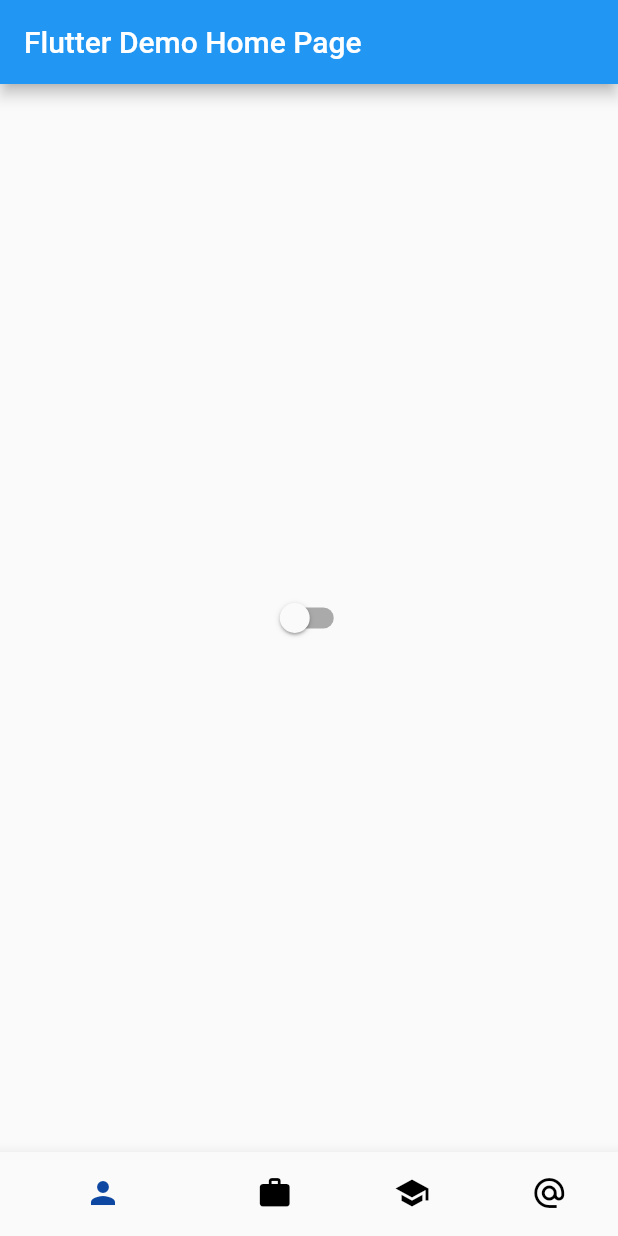
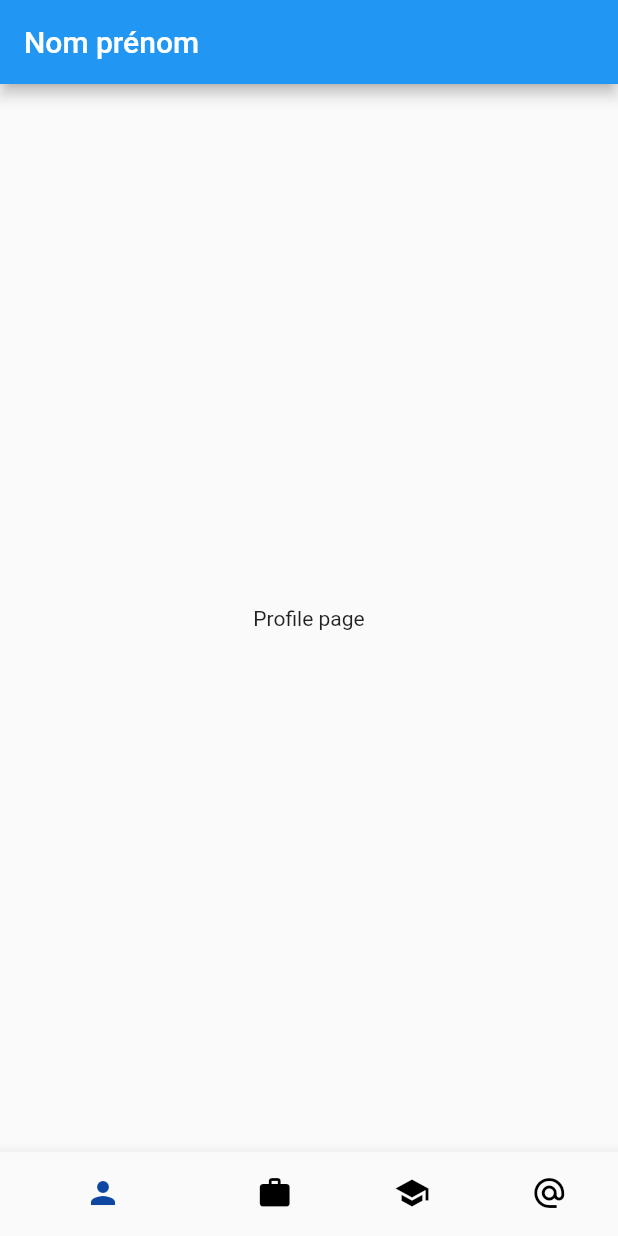
Before and after one commit to AlexScotte/CVFlutter, a Flutter app: the screen it shows after launch, on a phone screen of 412 x 824 dp. Run offline on Flutter 3.47's test engine with Material 2 defaults, Android fonts, the phone set to English and light mode, and no system bars.

Commit message:
- Move home page from folder - Add new simple navigation pages - Add interaction between navigation pages and nav bar

```diff
--- a/lib/main.dart
+++ b/lib/main.dart
@@ -1,7 +1,7 @@
 import 'package:flutter/material.dart';
 import 'package:provider/provider.dart';
 import 'notifiers/AppStateNotifier.dart';
-import 'pages/homepage/homepage.dart';
+import 'pages/homepage.dart';
 
 void main() {
   runApp(
--- a/lib/pages/homepage/homepage.dart
+++ b/lib/pages/homepage.dart
@@ -1,4 +1,8 @@
 import 'package:cvflutter/notifiers/AppStateNotifier.dart';
+import 'package:cvflutter/pages/navigation_pages/contact_page.dart';
+import 'package:cvflutter/pages/navigation_pages/experiences_page.dart';
+import 'package:cvflutter/pages/navigation_pages/formations_page.dart';
+import 'package:cvflutter/pages/navigation_pages/profile_page.dart';
 import 'package:flutter/material.dart';
 import 'package:provider/provider.dart';
 
@@ -14,54 +18,51 @@ class MyHomePage extends StatefulWidget {
 class _MyHomePageState extends State<MyHomePage> {
   BottomNavigationBar bottomNavigationBar;
 
-  int _selectedIndex = 0;
+  int selectedIndex = 0;
+
+  final List<Widget> navigationPages = [
+    ProfilePage(),
+    ExperiencePage(),
+    FormationsPage(),
+    ContactPage()
+  ];
 
   @override
   Widget build(BuildContext context) {
     var scaffold = Scaffold(
-      appBar: AppBar(
-        title: Text(widget.title),
-      ),
-      body: Center(
-        child: Switch(
-          value: Provider.of<AppStateNotifier>(context).isDarkMode,
-          onChanged: (boolVal) {
-            Provider.of<AppStateNotifier>(context).updateTheme(boolVal);
-          },
-        ),
-      ),
+      body: navigationPages[selectedIndex],
       bottomNavigationBar: BottomNavigationBar(
         type: BottomNavigationBarType.shifting,
         showSelectedLabels: false,
         showUnselectedLabels: false,
         selectedItemColor: Theme.of(context).accentColor,
-        currentIndex: _selectedIndex,
+        currentIndex: selectedIndex,
         onTap: onNavigationBarItemTapped,
         items: <BottomNavigationBarItem>[
           BottomNavigationBarItem(
             icon: Icon(Icons.person,
-                color: _selectedIndex == 0
+                color: selectedIndex == 0
                     ? Theme.of(context).accentColor
                     : Theme.of(context).iconTheme.color),
             title: Text(""),
           ),
           BottomNavigationBarItem(
             icon: Icon(Icons.work,
-                color: _selectedIndex == 1
+                color: selectedIndex == 1
                     ? Theme.of(context).accentColor
                     : Theme.of(context).iconTheme.color),
             title: Text(""),
           ),
           BottomNavigationBarItem(
             icon: Icon(Icons.school,
-                color: _selectedIndex == 2
+                color: selectedIndex == 2
                     ? Theme.of(context).accentColor
                     : Theme.of(context).iconTheme.color),
             title: Text(""),
           ),
           BottomNavigationBarItem(
             icon: Icon(Icons.alternate_email,
-                color: _selectedIndex == 3
+                color: selectedIndex == 3
                     ? Theme.of(context).accentColor
                     : Theme.of(context).iconTheme.color),
             title: Text(""),
@@ -73,8 +74,11 @@ class _MyHomePageState extends State<MyHomePage> {
   }
 
   void onNavigationBarItemTapped(int newIndex) {
+    // Make a setState to reload widget and:
+    // - load the correct navigation page
+    // - change color icon in bottom nav bar
     setState(() {
-      _selectedIndex = newIndex;
+      selectedIndex = newIndex;
     });
   }
 }
--- /dev/null
+++ b/lib/pages/navigation_pages/profile_page.dart
@@ -0,0 +1,24 @@
+import 'package:flutter/material.dart';
+import 'package:flutter/widgets.dart';
+
+class ProfilePage extends StatefulWidget {
+  ProfilePage({Key key, this.title}) : super(key: key);
+  final String title;
+
+  @override
+  _ProfilePageState createState() => _ProfilePageState();
+}
+
+class _ProfilePageState extends State<ProfilePage> {
+  @override
+  Widget build(BuildContext context) {
+    return new Scaffold(
+      appBar: new AppBar(
+        title: new Text("Nom prénom"),
+      ),
+      body: new Center(
+        child: new Text("Profile page"),
+      ),
+    );
+  }
+}
```
Also changed, not shown: lib/pages/navigation_pages/contact_page.dart (added, +24 -0 lines), lib/pages/navigation_pages/experiences_page.dart (added, +24 -0 lines), lib/pages/navigation_pages/formations_page.dart (added, +24 -0 lines).
